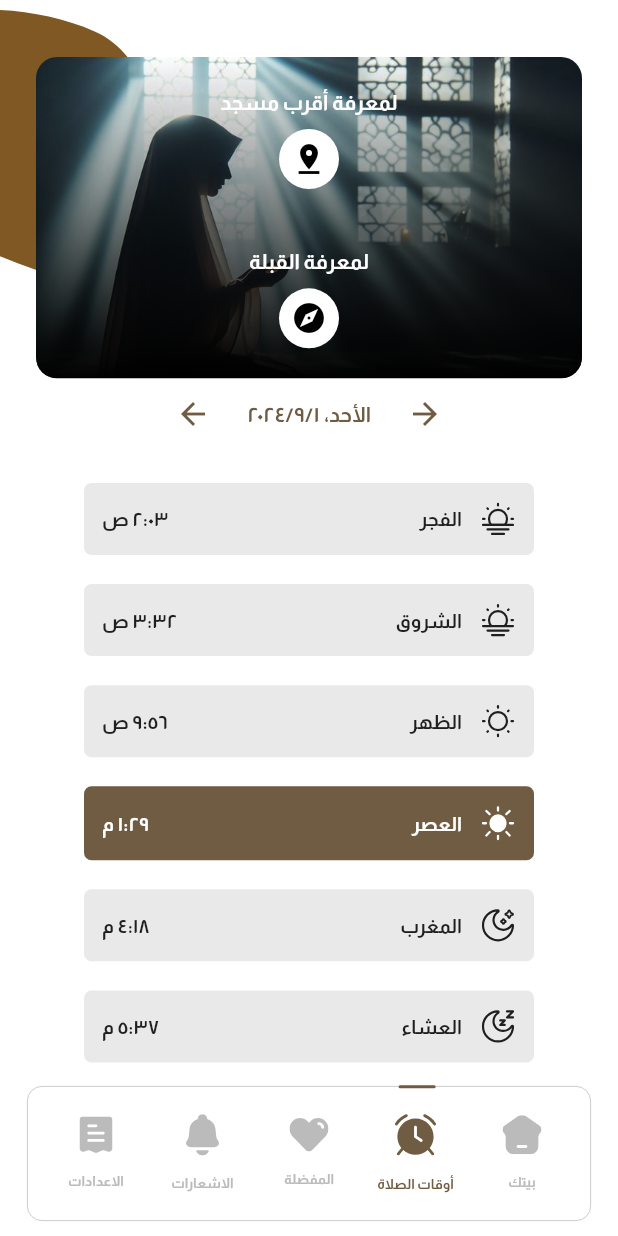
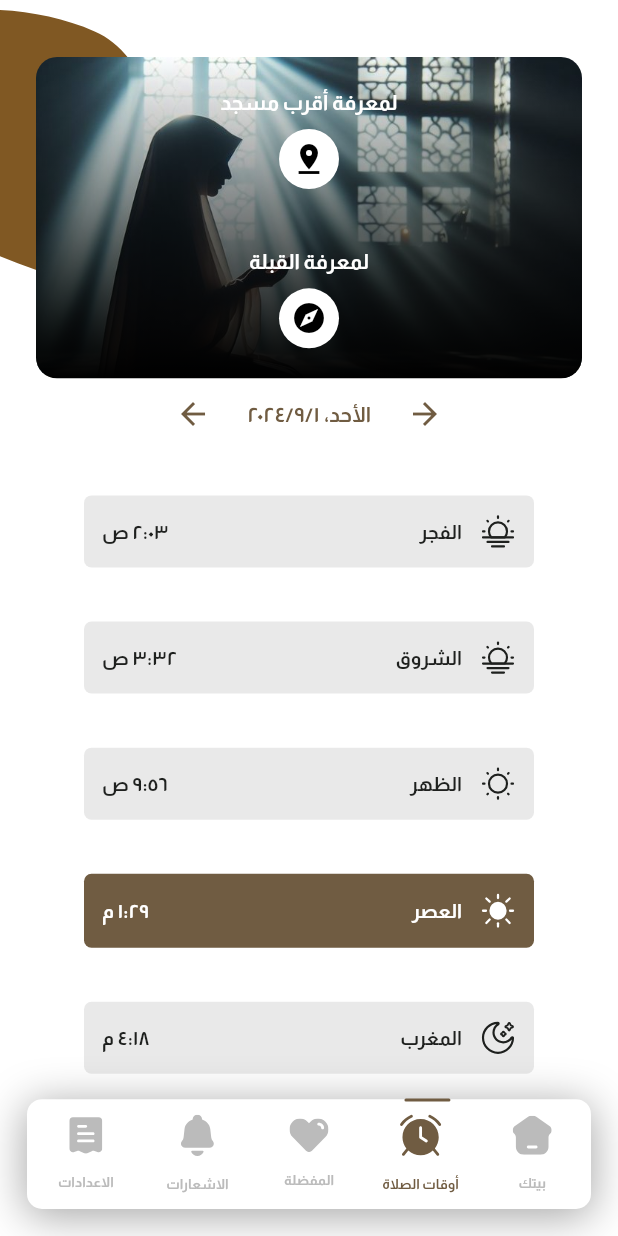
Before and after one commit to gelkomyy/fazakir, a Flutter app: the NavigationPage screen opened by its route, item 4 of the bottom bar chosen, on a phone screen of 412 x 824 dp. Run offline on Flutter 3.47's test engine with Material 3 defaults, Android fonts, the phone set to English and light mode, and no system bars; drawn by our look-alikes of flutter_bounceable; our stand-ins replace adhan, cached_network_image, flutter_bloc, flutter_compass, flutter_svg, font_awesome_flutter and 3 more; missing offline and left inert: flutter_inappwebview; accounts and stored records are empty; network calls fail; project files that could hold a hidden picture were left out.

Commit message:
Refactor bottom navigation bar UI
- Adjusted the height and padding of the bottom navigation bar to improve
  responsiveness on different screen sizes.
- Added a box shadow to the bottom navigation bar for better visibility and
  separation from the content.
- Reduced the width of the selection indicator to match the width of the
  navigation items.
- Adjusted the font size of the navigation items and selection indicator to
  improve consistency and readability.

```diff
--- a/lib/Features/home/presentation/views/navigation_page.dart
+++ b/lib/Features/home/presentation/views/navigation_page.dart
@@ -32,10 +32,22 @@ class NavigationPage extends StatelessWidget {
               }
             },
             child: Scaffold(
-              bottomNavigationBar: CustomBottomNavBar(
-                selectedIndex: state,
+              body: Stack(
+                children: [
+                  Positioned.fill(
+                    child: getPage(state),
+                  ),
+                  Positioned(
+                    bottom: 0,
+                    child: SizedBox(
+                      width: MediaQuery.of(context).size.width,
+                      child: CustomBottomNavBar(
+                        selectedIndex: state,
+                      ),
+                    ),
+                  ),
+                ],
               ),
-              body: getPage(state),
             ),
           );
         },
--- a/lib/Features/home/presentation/views/widgets/custom_bottom_nav_bar.dart
+++ b/lib/Features/home/presentation/views/widgets/custom_bottom_nav_bar.dart
@@ -3,6 +3,7 @@ import 'package:fazakir/Features/home/presentation/views/widgets/custom_bottom_n
 import 'package:fazakir/Features/home/presentation/views/widgets/custom_nav_bar.dart';
 import 'package:fazakir/core/utils/app_assets.dart';
 import 'package:fazakir/core/utils/app_colors.dart';
+import 'package:fazakir/core/utils/app_font_styles.dart';
 import 'package:fazakir/generated/l10n.dart';
 import 'package:flutter/material.dart';
 import 'package:flutter_bloc/flutter_bloc.dart';
@@ -15,7 +16,7 @@ class CustomBottomNavBar extends StatelessWidget {
   Widget build(BuildContext context) {
     return CustomNavBar(
       navBarEssentials: NavBarEssentials(
-        navBarHeight: 90,
+        navBarHeight: getResponsiveFontSize(context, fontSize: 80),
         items: buildNavBarItems,
         selectedIndex: selectedIndex,
         backgroundColor: Colors.white,
@@ -27,13 +28,13 @@ class CustomBottomNavBar extends StatelessWidget {
           context.read<NavigationCubit>().navigationIndexView(index);
         },
         padding: const EdgeInsets.symmetric(
-          horizontal: 10,
-          vertical: 10,
+          horizontal: 2,
+          vertical: 6,
         ),
         margin: const EdgeInsets.only(
           left: 18,
           right: 18,
-          bottom: 10,
+          bottom: 18,
         ),
         navBarItemsAlignment: MainAxisAlignment.spaceEvenly,
       ),
--- a/lib/Features/home/presentation/views/widgets/custom_nav_bar.dart
+++ b/lib/Features/home/presentation/views/widgets/custom_nav_bar.dart
@@ -1,5 +1,4 @@
 import 'package:fazakir/Features/home/presentation/views/widgets/custom_bottom_nav_bar_models.dart';
-import 'package:fazakir/core/utils/app_colors.dart';
 import 'package:fazakir/core/utils/app_font_styles.dart';
 import 'package:flutter/material.dart';
 import 'package:flutter_svg/flutter_svg.dart';
@@ -84,18 +83,22 @@ class CustomNavBar extends StatelessWidget {
       child: Stack(
         children: [
           Container(
-            width: double.infinity,
             height: navBarEssentials.navBarHeight,
             padding: navBarEssentials.padding,
             decoration: BoxDecoration(
-                color: navBarEssentials.backgroundColor,
-                borderRadius: const BorderRadius.all(
-                  Radius.circular(10),
-                ),
-                border: Border.all(
-                  color: AppColors.greyColor,
-                  width: 0.5,
-                )),
+              color: navBarEssentials.backgroundColor,
+              borderRadius: const BorderRadius.all(
+                Radius.circular(10),
+              ),
+              boxShadow: [
+                BoxShadow(
+                  color: Colors.black.withOpacity(0.35),
+                  blurRadius: 24,
+                  offset: const Offset(0, 4),
+                  spreadRadius: 1,
+                )
+              ],
+            ),
             child: Row(
               mainAxisAlignment: navBarEssentials.navBarItemsAlignment,
               children: navBarEssentials.items.map((final item) {
@@ -146,7 +149,8 @@ class CustomNavBar extends StatelessWidget {
                     curve: navBarEssentials.itemAnimationProperties.curve,
                     color: Colors.transparent,
                     width: (itemWidth * navBarEssentials.selectedIndex) +
-                        getResponsiveFontSize(context, fontSize: (27 * 0.5)),
+                        getResponsiveFontSize(context,
+                            fontSize: (itemWidth * 0.45 * 0.5)),
                     height: 2,
                   ),
                   Flexible(
@@ -154,7 +158,8 @@ class CustomNavBar extends StatelessWidget {
                       duration:
                           navBarEssentials.itemAnimationProperties.duration,
                       curve: navBarEssentials.itemAnimationProperties.curve,
-                      width: getResponsiveFontSize(context, fontSize: 27),
+                      width: getResponsiveFontSize(context,
+                          fontSize: itemWidth * 0.45),
                       height: 2,
                       alignment: Alignment.center,
                       decoration: BoxDecoration(
```
